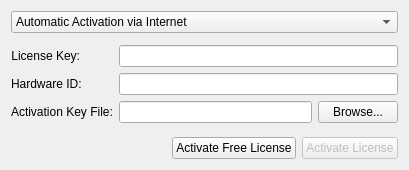
Before: the Qt Designer form client/src/ui/widgets/settings/license_widget.ui in networkoptix/nx_open, drawn with Qt 5.
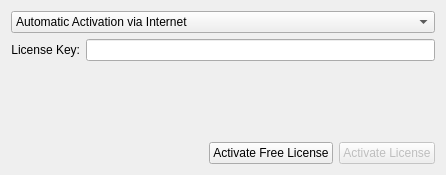
After: the same form once the commit is applied. Custom widgets are drawn as their Qt base class.

Commit message:
(Issue #3896) :  Licenses tab and manual activation
(Issue #3898) :  License details crash

<==== Mercurial data ====>
Branch: master

```diff
--- a/client/src/ui/widgets/settings/license_widget.ui
+++ b/client/src/ui/widgets/settings/license_widget.ui
@@ -6,11 +6,11 @@
    <rect>
     <x>0</x>
     <y>0</y>
-    <width>409</width>
-    <height>170</height>
+    <width>446</width>
+    <height>175</height>
    </rect>
   </property>
-  <layout class="QVBoxLayout" name="verticalLayout_2" stretch="0,0,1,0">
+  <layout class="QVBoxLayout" name="verticalLayout">
    <item>
     <widget class="QComboBox" name="activationTypeComboBox">
      <property name="currentIndex">
@@ -29,6 +29,74 @@
     </widget>
    </item>
    <item>
+    <widget class="QStackedWidget" name="stackedWidget">
+     <property name="currentIndex">
+      <number>0</number>
+     </property>
+     <widget class="QWidget" name="onlinePage">
+      <layout class="QVBoxLayout" name="verticalLayout_3">
+       <property name="leftMargin">
+        <number>0</number>
+       </property>
+       <property name="topMargin">
+        <number>0</number>
+       </property>
+       <property name="rightMargin">
+        <number>0</number>
+       </property>
+       <property name="bottomMargin">
+        <number>0</number>
+       </property>
+       <item>
+        <layout class="QHBoxLayout" name="horizontalLayout_4">
+         <item>
+          <widget class="QLabel" name="onlineKeyLabel">
+           <property name="text">
+            <string>License Key:</string>
+           </property>
+           <property name="alignment">
+            <set>Qt::AlignRight|Qt::AlignTrailing|Qt::AlignVCenter</set>
+           </property>
+           <property name="buddy">
+            <cstring>manualKeyEdit</cstring>
+           </property>
+          </widget>
+         </item>
+         <item>
+          <widget class="QLineEdit" name="onlineKeyEdit"/>
+         </item>
+        </layout>
+       </item>
+       <item>
+        <spacer name="verticalSpacer">
+         <property name="orientation">
+          <enum>Qt::Vertical</enum>
+         </property>
+         <property name="sizeHint" stdset="0">
+          <size>
+           <width>20</width>
+           <height>69</height>
+          </size>
+         </property>
+        </spacer>
+       </item>
+      </layout>
+     </widget>
+     <widget class="QWidget" name="manualPage">
+      <layout class="QVBoxLayout" name="verticalLayout_2">
+       <property name="leftMargin">
+        <number>0</number>
+       </property>
+       <property name="topMargin">
+        <number>0</number>
+       </property>
+       <property name="rightMargin">
+        <number>0</number>
+       </property>
+       <property name="bottomMargin">
+        <number>0</number>
+       </property>
+       <item>
     <widget class="QnWordWrappedLabel" name="manualActivationTextWidget" native="true"/>
    </item>
    <item>
@@ -62,16 +130,6 @@
        </property>
       </widget>
      </item>
-     <item row="1" column="1">
-      <widget class="QLineEdit" name="hardwareIdEdit">
-       <property name="enabled">
-        <bool>true</bool>
-       </property>
-       <property name="readOnly">
-        <bool>true</bool>
-       </property>
-      </widget>
-     </item>
      <item row="2" column="0">
       <widget class="QLabel" name="activationKeyFileLabel">
        <property name="text">
@@ -80,9 +138,12 @@
       </widget>
      </item>
      <item row="2" column="1">
-      <layout class="QHBoxLayout" name="horizontalLayout_2" stretch="0,0">
+          <layout class="QHBoxLayout" name="horizontalLayout_3">
        <item>
         <widget class="QLineEdit" name="fileLineEdit">
+             <property name="text">
+              <string>Select license file...</string>
+             </property>
          <property name="readOnly">
           <bool>true</bool>
          </property>
@@ -100,7 +161,35 @@
        </item>
       </layout>
      </item>
-    </layout>
+         <item row="1" column="1">
+          <layout class="QHBoxLayout" name="horizontalLayout_2">
+           <item>
+            <widget class="QLineEdit" name="hardwareIdEdit">
+             <property name="enabled">
+              <bool>true</bool>
+             </property>
+             <property name="readOnly">
+              <bool>true</bool>
+             </property>
+            </widget>
+           </item>
+           <item>
+            <widget class="QPushButton" name="copyHwidButton">
+             <property name="enabled">
+              <bool>false</bool>
+             </property>
+             <property name="text">
+              <string>Copy to Clipboard</string>
+             </property>
+            </widget>
+           </item>
+          </layout>
+         </item>
+        </layout>
+       </item>
+      </layout>
+     </widget>
+    </widget>
    </item>
    <item>
     <layout class="QHBoxLayout" name="horizontalLayout">
```
Left out of the diff: 8 changed lines with no effect on the pictures. Lines whose indentation alone changed are shown as unchanged. The commit also changes 6 other files.
